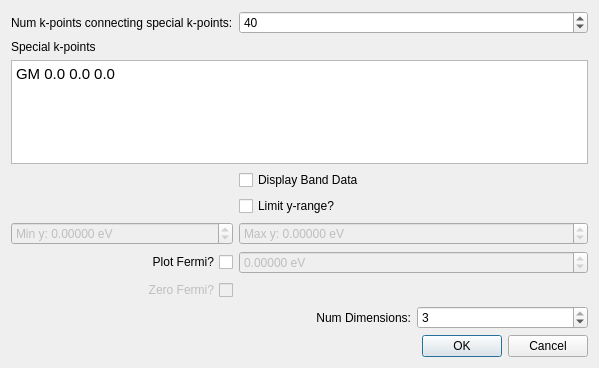
This is libavogadro/src/extensions/yaehmop/yaehmopbanddialog.ui in SSeBastian3/avogadro as Qt 5 draws it before an edit. The edited form follows.
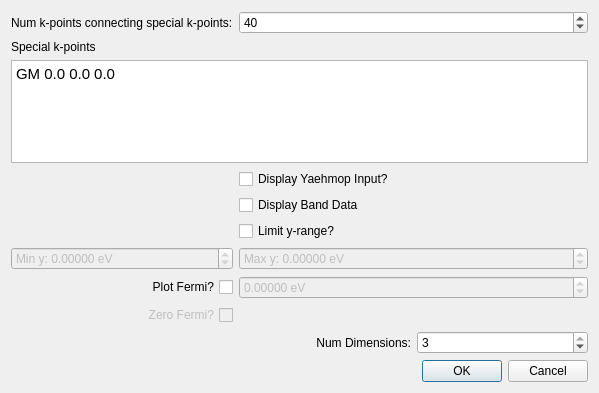
This is the edited form.

Commit message:
Added the ability to display yaehmop input
Added a checkbox in each dialog to allow yaehmop
input to be displayed. It pops up in a text box if
the checkbox is checked.

Diff of the .ui file:
```diff
--- a/libavogadro/src/extensions/yaehmop/yaehmopbanddialog.ui
+++ b/libavogadro/src/extensions/yaehmop/yaehmopbanddialog.ui
@@ -7,7 +7,7 @@
     <x>0</x>
     <y>0</y>
     <width>599</width>
-    <height>368</height>
+    <height>393</height>
    </rect>
   </property>
   <property name="windowTitle">
@@ -224,6 +224,13 @@
      </property>
     </widget>
    </item>
+   <item row="3" column="2">
+    <widget class="QCheckBox" name="cb_displayYaehmopInput">
+     <property name="text">
+      <string>Display Yaehmop Input?</string>
+     </property>
+    </widget>
+   </item>
   </layout>
  </widget>
  <tabstops>
```
Left out of the diff: 1 changed line with no effect on the pictures. The commit also changes 13 other files.
